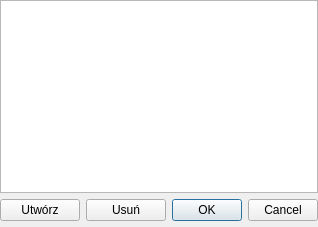
Old version of the form ui/channel_homes.ui in the repository gitter-badger/simplechatclient.
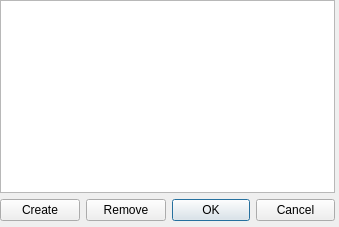
New version of the form. Icons and pictures are not drawn.

```diff
--- a/ui/channel_homes.ui
+++ b/ui/channel_homes.ui
@@ -6,19 +6,19 @@
    <rect>
     <x>0</x>
     <y>0</y>
-    <width>318</width>
+    <width>339</width>
     <height>227</height>
    </rect>
   </property>
   <property name="minimumSize">
    <size>
-    <width>318</width>
+    <width>339</width>
     <height>227</height>
    </size>
   </property>
   <property name="maximumSize">
    <size>
-    <width>318</width>
+    <width>339</width>
     <height>227</height>
    </size>
   </property>
@@ -34,7 +34,7 @@
     <rect>
      <x>0</x>
      <y>0</y>
-     <width>318</width>
+     <width>335</width>
      <height>221</height>
     </rect>
    </property>
@@ -60,14 +60,14 @@
       <item>
        <widget class="QPushButton" name="pushButton">
         <property name="text">
-         <string>Utwórz</string>
+         <string>Create</string>
         </property>
        </widget>
       </item>
       <item>
        <widget class="QPushButton" name="pushButton_2">
         <property name="text">
-         <string>Usuń</string>
+         <string>Remove</string>
         </property>
        </widget>
       </item>
```
Left out of the diff: 8 changed lines with no effect on the pictures.
